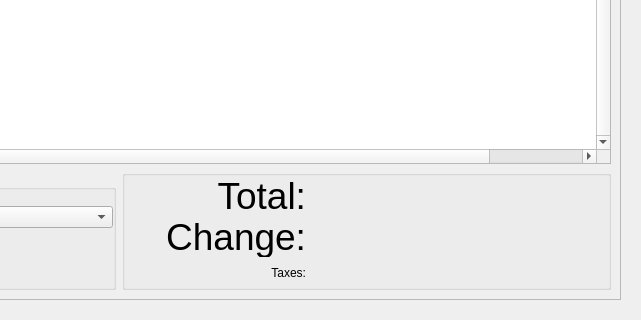
The window that src/ui/mainview.ui (miguelchavez/lemonpos) describes before a commit, drawn with Qt 5; both pictures show x 325 to 966 and y 328 to 648 of the 966 by 648 pixel window.
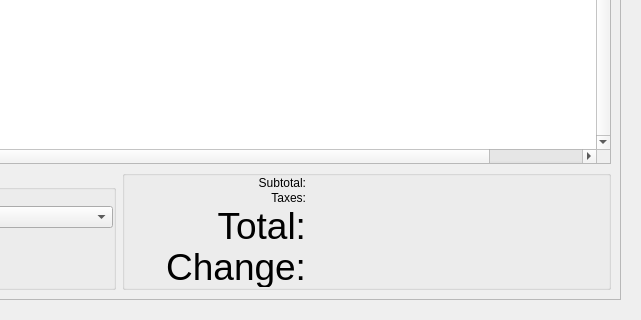
The same window after the commit. Icons and pictures are not drawn. Custom widgets are drawn as their Qt base class.

```diff
--- a/src/ui/mainview.ui
+++ b/src/ui/mainview.ui
@@ -923,7 +923,7 @@
               <property name="spacing">
                <number>1</number>
               </property>
-              <item row="0" column="0">
+              <item row="2" column="0">
                <widget class="QLabel" name="labelTotalpre">
                 <property name="sizePolicy">
                  <sizepolicy hsizetype="MinimumExpanding" vsizetype="Minimum">
@@ -968,7 +968,7 @@
                 </property>
                </widget>
               </item>
-              <item row="0" column="1">
+              <item row="2" column="1">
                <widget class="QLabel" name="labelTotal">
                 <property name="sizePolicy">
                  <sizepolicy hsizetype="MinimumExpanding" vsizetype="Minimum">
@@ -1010,7 +1010,7 @@
                 </property>
                </widget>
               </item>
-              <item row="2" column="0">
+              <item row="4" column="0">
                <widget class="QLabel" name="labelChangepre">
                 <property name="sizePolicy">
                  <sizepolicy hsizetype="MinimumExpanding" vsizetype="Minimum">
@@ -1058,7 +1058,7 @@
                 </property>
                </widget>
               </item>
-              <item row="2" column="1">
+              <item row="4" column="1">
                <widget class="QLabel" name="labelChange">
                 <property name="sizePolicy">
                  <sizepolicy hsizetype="MinimumExpanding" vsizetype="Minimum">
@@ -1100,7 +1100,27 @@
                 </property>
                </widget>
               </item>
-              <item row="3" column="0">
+              <item row="0" column="0">
+               <widget class="QLabel" name="lblSubtotalPre">
+                <property name="text">
+                 <string>Subtotal:</string>
+                </property>
+                <property name="alignment">
+                 <set>Qt::AlignRight|Qt::AlignTrailing|Qt::AlignVCenter</set>
+                </property>
+               </widget>
+              </item>
+              <item row="0" column="1">
+               <widget class="QLabel" name="lblSubtotal">
+                <property name="text">
+                 <string/>
+                </property>
+                <property name="alignment">
+                 <set>Qt::AlignRight|Qt::AlignTrailing|Qt::AlignVCenter</set>
+                </property>
+               </widget>
+              </item>
+              <item row="1" column="0">
                <widget class="QLabel" name="lblSaleTaxesPre">
                 <property name="text">
                  <string>Taxes:</string>
@@ -1110,7 +1130,7 @@
                 </property>
                </widget>
               </item>
-              <item row="3" column="1">
+              <item row="1" column="1">
                <widget class="QLabel" name="lblSaleTaxes">
                 <property name="text">
                  <string/>
```
